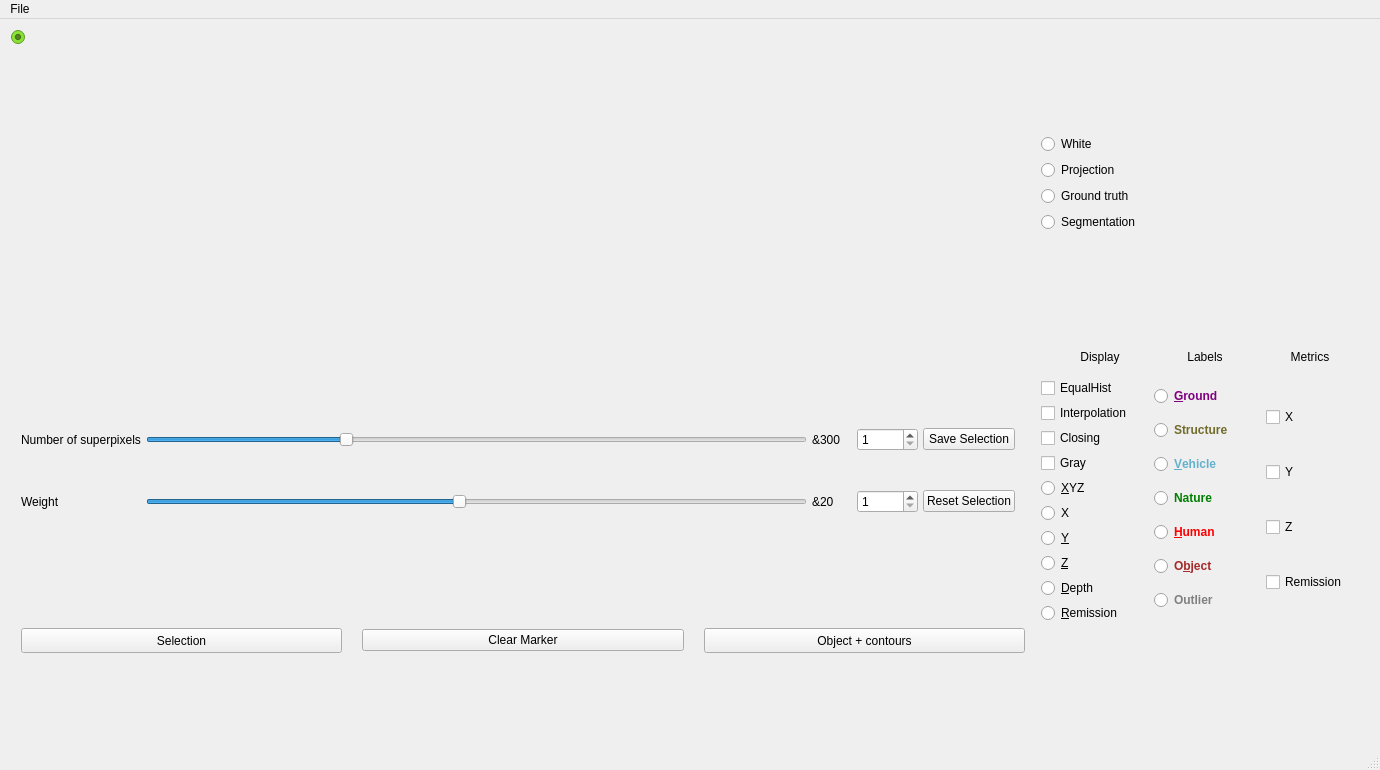
Qt form src/mainwindow.ui (arthurjm/pfe) before a commit.
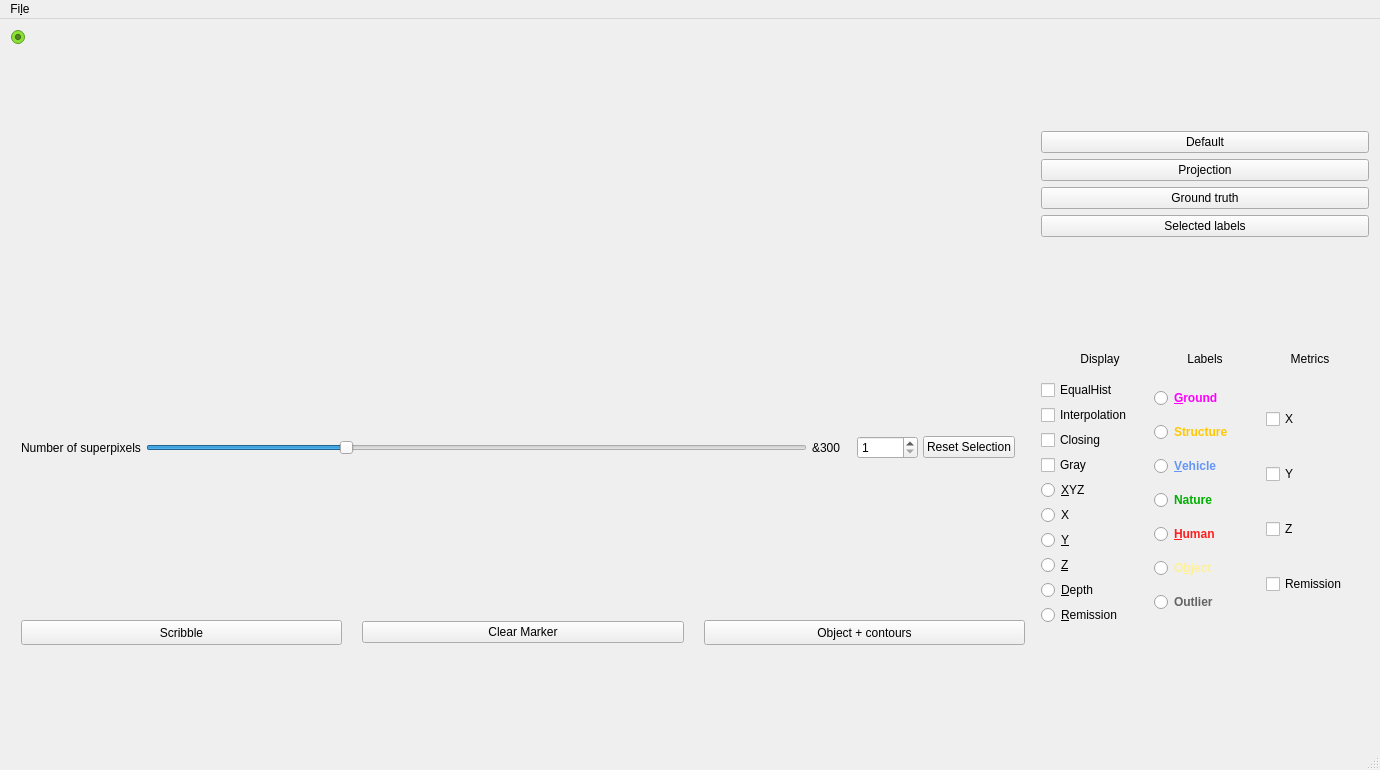
The same form after that commit. Custom widgets are drawn as their Qt base class.

Commit message: Save and open labels functions are working Added some error messages Some fixes

The edit to the form file:
```diff
--- a/src/mainwindow.ui
+++ b/src/mainwindow.ui
@@ -62,13 +62,13 @@
          <property name="minimumSize">
           <size>
            <width>1024</width>
-           <height>0</height>
+           <height>128</height>
           </size>
          </property>
          <property name="maximumSize">
           <size>
            <width>1024</width>
-           <height>16777215</height>
+           <height>128</height>
           </size>
          </property>
         </widget>
@@ -106,45 +106,32 @@
           <property name="verticalSpacing">
            <number>0</number>
           </property>
-          <item row="0" column="4">
-           <widget class="QPushButton" name="saveSelectionButton">
-            <property name="text">
-             <string>Save Selection</string>
-            </property>
-            <property name="autoDefault">
-             <bool>false</bool>
-            </property>
-            <property name="default">
-             <bool>false</bool>
-            </property>
-            <property name="flat">
-             <bool>false</bool>
-            </property>
-           </widget>
-          </item>
-          <item row="2" column="3">
-           <widget class="QSpinBox" name="spinBoxMaxWeight">
+          <item row="0" column="3">
+           <widget class="QSpinBox" name="spinBoxMaxSpx">
             <property name="minimum">
              <number>1</number>
             </property>
             <property name="maximum">
-             <number>100</number>
+             <number>10000</number>
             </property>
             <property name="singleStep">
              <number>10</number>
             </property>
            </widget>
           </item>
-          <item row="2" column="0">
-           <widget class="QLabel" name="weightLabel">
-            <property name="maximumSize">
-             <size>
-              <width>16777215</width>
-              <height>30</height>
-             </size>
+          <item row="0" column="1">
+           <widget class="QSlider" name="nbSpxSlider">
+            <property name="minimum">
+             <number>1</number>
             </property>
-            <property name="text">
-             <string>Weight</string>
+            <property name="maximum">
+             <number>1000</number>
+            </property>
+            <property name="value">
+             <number>300</number>
+            </property>
+            <property name="orientation">
+             <enum>Qt::Horizontal</enum>
             </property>
            </widget>
           </item>
@@ -167,13 +154,6 @@
             </property>
            </widget>
           </item>
-          <item row="2" column="2">
-           <widget class="QLabel" name="valueWeightSlider">
-            <property name="text">
-             <string>&amp;20</string>
-            </property>
-           </widget>
-          </item>
           <item row="0" column="5">
            <widget class="QLabel" name="selectedColorLabel">
             <property name="minimumSize">
@@ -190,58 +170,6 @@
             </property>
            </widget>
           </item>
-          <item row="0" column="1">
-           <widget class="QSlider" name="nbSpxSlider">
-            <property name="minimum">
-             <number>1</number>
-            </property>
-            <property name="maximum">
-             <number>1000</number>
-            </property>
-            <property name="value">
-             <number>300</number>
-            </property>
-            <property name="orientation">
-             <enum>Qt::Horizontal</enum>
-            </property>
-           </widget>
-          </item>
-          <item row="0" column="3">
-           <widget class="QSpinBox" name="spinBoxMaxSpx">
-            <property name="minimum">
-             <number>1</number>
-            </property>
-            <property name="maximum">
-             <number>10000</number>
-            </property>
-            <property name="singleStep">
-             <number>100</number>
-            </property>
-           </widget>
-          </item>
-          <item row="2" column="4">
-           <widget class="QPushButton" name="resetSelectionButton">
-            <property name="text">
-             <string>Reset Selection</string>
-            </property>
-           </widget>
-          </item>
-          <item row="2" column="1">
-           <widget class="QSlider" name="weightSlider">
-            <property name="minimum">
-             <number>1</number>
-            </property>
-            <property name="maximum">
-             <number>20</number>
-            </property>
-            <property name="value">
-             <number>10</number>
-            </property>
-            <property name="orientation">
-             <enum>Qt::Horizontal</enum>
-            </property>
-           </widget>
-          </item>
           <item row="0" column="0">
            <widget class="QLabel" name="nbSpxLabel">
             <property name="text">
@@ -249,6 +177,13 @@
             </property>
            </widget>
           </item>
+          <item row="0" column="4">
+           <widget class="QPushButton" name="resetSelectionButton">
+            <property name="text">
+             <string>Reset Selection</string>
+            </property>
+           </widget>
+          </item>
          </layout>
         </widget>
        </item>
@@ -288,7 +223,7 @@
              </size>
             </property>
             <property name="text">
-             <string>Selection</string>
+             <string>Scribble</string>
             </property>
             <property name="checkable">
              <bool>false</bool>
@@ -334,30 +269,30 @@
        <item row="0" column="1">
         <layout class="QVBoxLayout" name="vtkButtons">
          <item>
-          <widget class="QRadioButton" name="whitePointcloudButton">
+          <widget class="QPushButton" name="whitePointcloudButton">
            <property name="text">
-            <string>White</string>
+            <string>Default</string>
            </property>
           </widget>
          </item>
          <item>
-          <widget class="QRadioButton" name="projectionPointcloudButton">
+          <widget class="QPushButton" name="projectionPointcloudButton">
            <property name="text">
             <string>Projection</string>
            </property>
           </widget>
          </item>
          <item>
-          <widget class="QRadioButton" name="vtPointcloudButton">
+          <widget class="QPushButton" name="groundTruthPointcloudButton">
            <property name="text">
             <string>Ground truth</string>
            </property>
           </widget>
          </item>
          <item>
-          <widget class="QRadioButton" name="greenPointcloudButton">
+          <widget class="QPushButton" name="segmentationPointcloudButton">
            <property name="text">
-            <string>Segmentation</string>
+            <string>Selected labels</string>
            </property>
           </widget>
          </item>
@@ -600,7 +535,7 @@
                  <bool>false</bool>
                 </property>
                 <property name="styleSheet">
-                 <string notr="true">color:purple</string>
+                 <string notr="true">color:rgb(255,0,255)</string>
                 </property>
                 <property name="text">
                  <string>&amp;Ground</string>
@@ -616,7 +551,7 @@
                  </font>
                 </property>
                 <property name="styleSheet">
-                 <string notr="true">color:rgb(113,108,44)</string>
+                 <string notr="true">color:rgb(255,200,0)</string>
                 </property>
                 <property name="text">
                  <string>Structure</string>
@@ -632,7 +567,7 @@
                  </font>
                 </property>
                 <property name="styleSheet">
-                 <string notr="true">color:rgb(98,178,205)</string>
+                 <string notr="true">color:rgb(100,150,245)</string>
                 </property>
                 <property name="text">
                  <string>&amp;Vehicle</string>
@@ -648,7 +583,7 @@
                  </font>
                 </property>
                 <property name="styleSheet">
-                 <string notr="true">color:green</string>
+                 <string notr="true">color:rgb(0,175,0)</string>
                 </property>
                 <property name="text">
                  <string>Nature</string>
@@ -664,7 +599,7 @@
                  </font>
                 </property>
                 <property name="styleSheet">
-                 <string notr="true">color:red</string>
+                 <string notr="true">color:rgb(255,30,30)</string>
                 </property>
                 <property name="text">
                  <string>&amp;Human</string>
@@ -680,7 +615,7 @@
                  </font>
                 </property>
                 <property name="styleSheet">
-                 <string notr="true">color:brown</string>
+                 <string notr="true">color:rgb(255,240,150)</string>
                 </property>
                 <property name="text">
                  <string>O&amp;bject</string>
@@ -696,7 +631,7 @@
                  </font>
                 </property>
                 <property name="styleSheet">
-                 <string notr="true">color:gray</string>
+                 <string notr="true">color:rgb(100,100,100)</string>
                 </property>
                 <property name="text">
                  <string>Outlier</string>
@@ -1274,12 +1209,12 @@
      <x>0</x>
      <y>0</y>
      <width>1380</width>
-     <height>22</height>
+     <height>30</height>
     </rect>
    </property>
    <widget class="QMenu" name="menuFile">
     <property name="title">
-     <string>File</string>
+     <string>Fi&amp;le</string>
     </property>
     <addaction name="openFile"/>
     <addaction name="openLabels"/>
```
Left out of the diff: 34 changed lines with no effect on the pictures. The commit also changes 8 other files.
